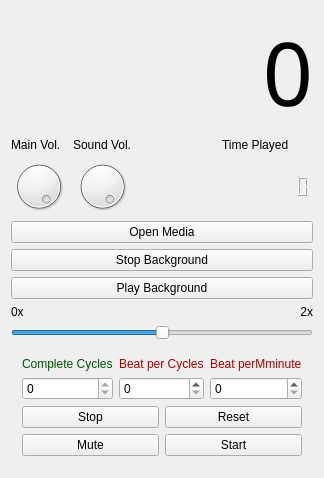
Before: the Qt Designer form widget.ui in pavelkral/smetronom, drawn with Qt 5.
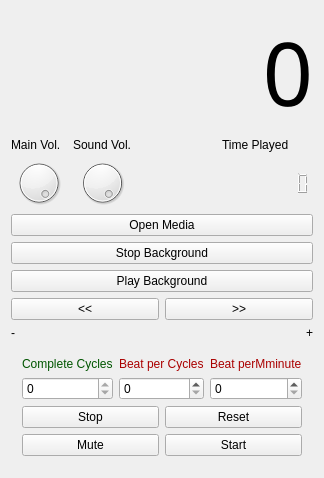
After: the same form once the commit is applied. Icons and pictures are not drawn.

Commit message: android add seek/remove change rate ..still not work in 5.9

Patch:
```diff
--- a/widget.ui
+++ b/widget.ui
@@ -151,44 +151,36 @@
    <item row="3" column="0">
     <layout class="QGridLayout" name="gridLayout_3">
      <item row="0" column="0">
-      <widget class="QLabel" name="label_4">
+      <widget class="QPushButton" name="bt_seek_left">
        <property name="text">
-        <string>0x</string>
+        <string>&lt;&lt;</string>
        </property>
       </widget>
      </item>
      <item row="0" column="1">
+      <widget class="QPushButton" name="bt_seek_right">
+       <property name="text">
+        <string>&gt;&gt;</string>
+       </property>
+      </widget>
+     </item>
+     <item row="1" column="1">
       <widget class="QLabel" name="label_5">
        <property name="layoutDirection">
         <enum>Qt::RightToLeft</enum>
        </property>
        <property name="text">
-        <string>2x</string>
+        <string>+</string>
        </property>
        <property name="alignment">
         <set>Qt::AlignRight|Qt::AlignTrailing|Qt::AlignVCenter</set>
        </property>
       </widget>
      </item>
-     <item row="1" column="0" colspan="2">
-      <widget class="QSlider" name="horizontalSlider">
-       <property name="minimum">
-        <number>1</number>
-       </property>
-       <property name="maximum">
-        <number>19</number>
-       </property>
-       <property name="singleStep">
-        <number>1</number>
-       </property>
-       <property name="pageStep">
-        <number>10</number>
-       </property>
-       <property name="value">
-        <number>10</number>
-       </property>
-       <property name="orientation">
-        <enum>Qt::Horizontal</enum>
+     <item row="1" column="0">
+      <widget class="QLabel" name="label_4">
+       <property name="text">
+        <string>-</string>
        </property>
       </widget>
      </item>
```
The commit also changes 2 other files.
